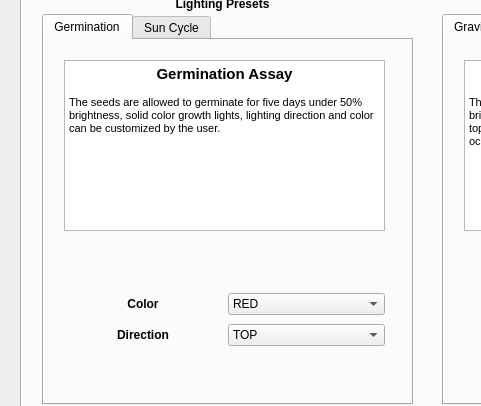
This is _ui/FlashLapse_CP.ui in CoCl-Jerry/Flashlapse_Dev as Qt 5 draws it before an edit; both pictures show x 0 to 481 and y 82 to 488 of the 1280 by 690 pixel window. The edited form follows.
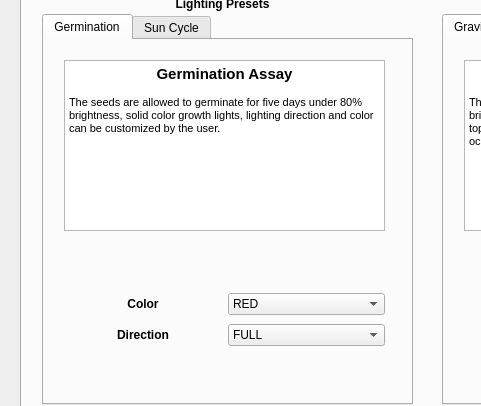
This is the edited form. The open tabs and pages were chosen to show the change. Icons and pictures are not drawn.

The edit to the form file:
```diff
--- a/_ui/FlashLapse_CP.ui
+++ b/_ui/FlashLapse_CP.ui
@@ -1060,7 +1060,7 @@
 &lt;/style&gt;&lt;/head&gt;&lt;body style=&quot; font-family:'MS Shell Dlg 2'; font-size:8.25pt; font-weight:400; font-style:normal;&quot;&gt;
 &lt;p align=&quot;center&quot; style=&quot; margin-top:0px; margin-bottom:0px; margin-left:0px; margin-right:0px; -qt-block-indent:0; text-indent:0px;&quot;&gt;&lt;span style=&quot; font-family:'MS Shell Dlg 2'; font-size:11pt; font-weight:600;&quot;&gt;Germination Assay&lt;/span&gt;&lt;/p&gt;
 &lt;p style=&quot;-qt-paragraph-type:empty; margin-top:0px; margin-bottom:0px; margin-left:0px; margin-right:0px; -qt-block-indent:0; text-indent:0px; font-family:'MS Shell Dlg 2';&quot;&gt;&lt;br /&gt;&lt;/p&gt;
-&lt;p style=&quot; margin-top:0px; margin-bottom:0px; margin-left:0px; margin-right:0px; -qt-block-indent:0; text-indent:0px;&quot;&gt;&lt;span style=&quot; font-family:'MS Shell Dlg 2';&quot;&gt;The seeds are allowed to germinate for five days under 50% brightness, solid color growth lights, lighting direction and color can be customized by the user.&lt;/span&gt;&lt;/p&gt;&lt;/body&gt;&lt;/html&gt;</string>
+&lt;p style=&quot; margin-top:0px; margin-bottom:0px; margin-left:0px; margin-right:0px; -qt-block-indent:0; text-indent:0px;&quot;&gt;&lt;span style=&quot; font-family:'MS Shell Dlg 2';&quot;&gt;The seeds are allowed to germinate for five days under 80% brightness, solid color growth lights, lighting direction and color can be customized by the user.&lt;/span&gt;&lt;/p&gt;&lt;/body&gt;&lt;/html&gt;</string>
         </property>
        </widget>
        <widget class="QWidget" name="gridLayoutWidget_3">
@@ -1123,6 +1123,11 @@
          </item>
          <item row="1" column="1">
           <widget class="QComboBox" name="germinationDirection_comboBox">
+           <item>
+            <property name="text">
+             <string>FULL</string>
+            </property>
+           </item>
            <item>
             <property name="text">
              <string>TOP</string>
```
Left out of the diff: 7 changed lines with no effect on the pictures.
